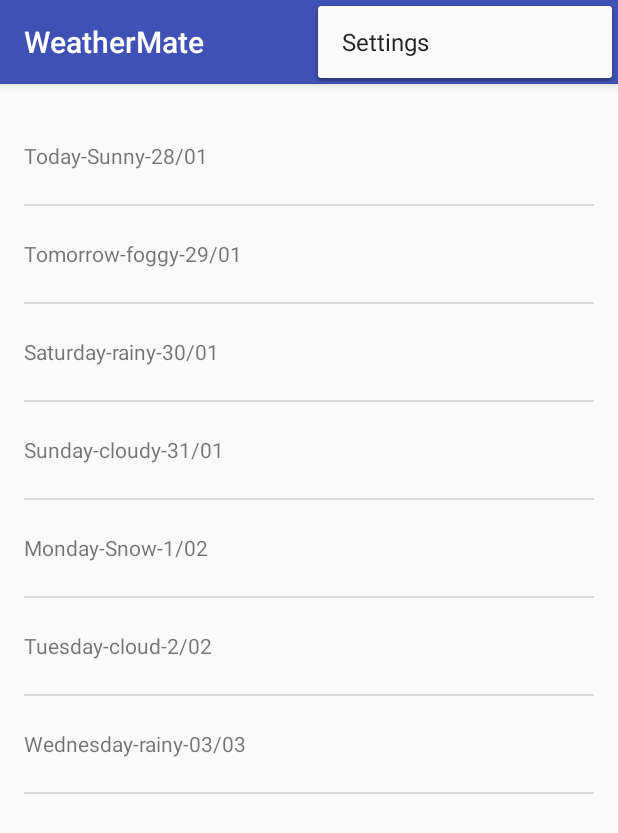
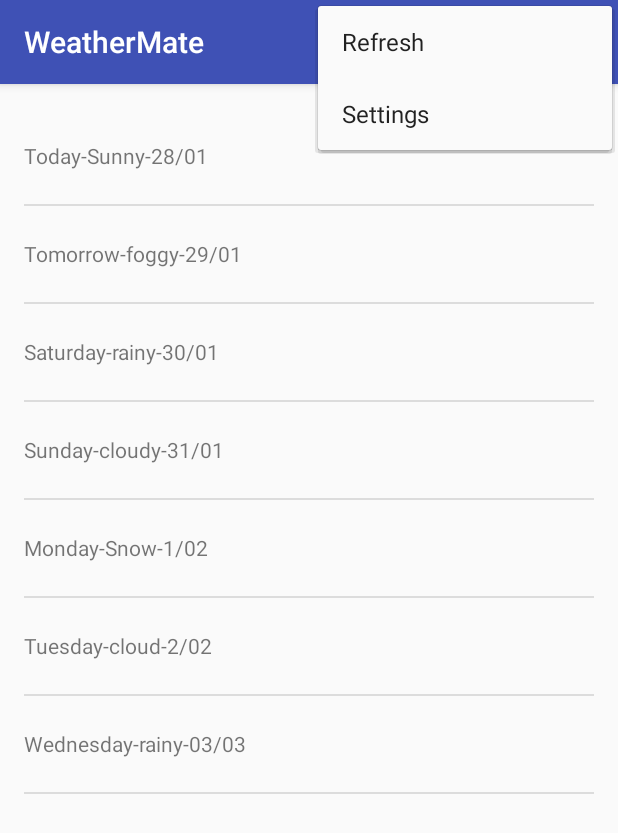
Before and after one commit to cvryn7/WeatherMate, an Android app: the screen it shows after launch (MainActivity), with the options menu open, on a phone screen of 412 x 824 dp. Shown: the top 833 px of the screen. Run offline under Robolectric (Android 15) with nearby library versions, the phone set to English and light mode, and no system bars.

Commit message:
change fragment class name, added network access for weather api and internet permission in AndroidManifest.xml

```diff
--- a/app/src/main/AndroidManifest.xml
+++ b/app/src/main/AndroidManifest.xml
@@ -1,6 +1,8 @@
 <?xml version="1.0" encoding="utf-8"?>
 <manifest xmlns:android="http://schemas.android.com/apk/res/android"
     package="com.example.cv.weathermate">
+    //This permission is necessary for accessing internet
+    <uses-permission android:name="android.permission.INTERNET"></uses-permission>
 
     <application
         android:allowBackup="true"
--- a/app/src/main/java/com/example/cv/weathermate/MainActivityFragment.java
+++ /dev/null
@@ -1,49 +0,0 @@
-package com.example.cv.weathermate;
-
-import android.support.v4.app.Fragment;
-import android.os.Bundle;
-import android.view.LayoutInflater;
-import android.view.View;
-import android.view.ViewGroup;
-import android.widget.ArrayAdapter;
-import android.widget.ListView;
-
-import java.util.ArrayList;
-import java.util.List;
-
-/**
- * A placeholder fragment containing a simple view.
- */
-public class MainActivityFragment extends Fragment {
-
-    public MainActivityFragment() {
-    }
-
-    @Override
-    public View onCreateView(LayoutInflater inflater, ViewGroup container,
-                             Bundle savedInstanceState) {
-        View rootView = inflater.inflate(R.layout.fragment_main, container, false);
-        List<String> forecastData = new ArrayList<String>();
-        forecastData.add("Today-Sunny-28/01");
-        forecastData.add("Tomorrow-foggy-29/01");
-        forecastData.add("Saturday-rainy-30/01");
-        forecastData.add("Sunday-cloudy-31/01");
-        forecastData.add("Monday-Snow-1/02");
-        forecastData.add("Tuesday-cloud-2/02");
-        forecastData.add("Wednesday-rainy-03/03");
-
-        ArrayAdapter<String> forecastDataAdapter = new ArrayAdapter<String>(
-                //current context (this fragment's parent activity
-                getActivity(),
-                //Id of the list item layout
-                R.layout.list_item_forecast,
-                //Id of textview to populate
-                R.id.list_item_forecast_textview,
-                //data to the array adapter
-                forecastData);
-        //Get refrence to list view and then attach adapter to it
-        ListView forecastListView = (ListView)rootView.findViewById(R.id.listview_forecast);
-        forecastListView.setAdapter(forecastDataAdapter);
-        return rootView;
-    }
-}
--- a/app/src/main/res/layout/content_main.xml
+++ b/app/src/main/res/layout/content_main.xml
@@ -2,7 +2,7 @@
     xmlns:app="http://schemas.android.com/apk/res-auto"
     xmlns:tools="http://schemas.android.com/tools"
     android:id="@+id/fragment"
-    android:name="com.example.cv.weathermate.MainActivityFragment"
+    android:name="com.example.cv.weathermate.ForecastFragment"
     android:layout_width="match_parent"
     android:layout_height="match_parent"
     app:layout_behavior="@string/appbar_scrolling_view_behavior"
--- a/app/src/main/res/layout/fragment_main.xml
+++ b/app/src/main/res/layout/fragment_main.xml
@@ -6,7 +6,7 @@
     android:paddingLeft="@dimen/activity_horizontal_margin"
     android:paddingRight="@dimen/activity_horizontal_margin"
     android:paddingTop="@dimen/activity_vertical_margin"
-    tools:context="com.example.cv.weathermate.MainActivityFragment"
+    tools:context="com.example.cv.weathermate.ForecastFragment"
     tools:showIn="@layout/activity_main">
 
    <ListView
--- /dev/null
+++ b/app/src/main/res/menu/menu_forecastfragment.xml
@@ -0,0 +1,9 @@
+<?xml version="1.0" encoding="utf-8"?>
+<menu xmlns:android="http://schemas.android.com/apk/res/android"
+    xmlns:app="http://schemas.android.com/apk/res-auto" >
+    <item
+        android:id="@+id/action_refresh"
+        android:orderInCategory="10"
+        android:title="@string/refresh"
+        app:showAsAction="never"/>
+</menu>
--- a/app/src/main/res/values/strings.xml
+++ b/app/src/main/res/values/strings.xml
@@ -1,4 +1,5 @@
 <resources>
     <string name="app_name">WeatherMate</string>
     <string name="action_settings">Settings</string>
+    <string name="refresh">Refresh</string>
 </resources>
```
Also changed, not shown: app/src/main/java/com/example/cv/weathermate/ForecastFragment.java (added, +156 -0 lines).
